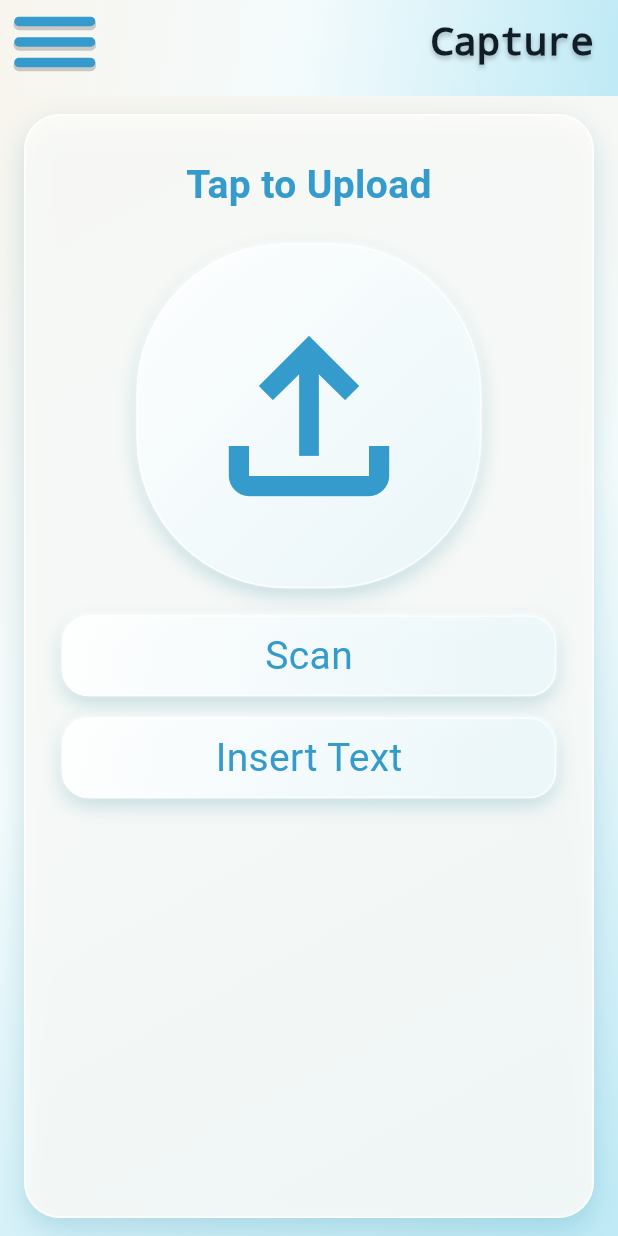
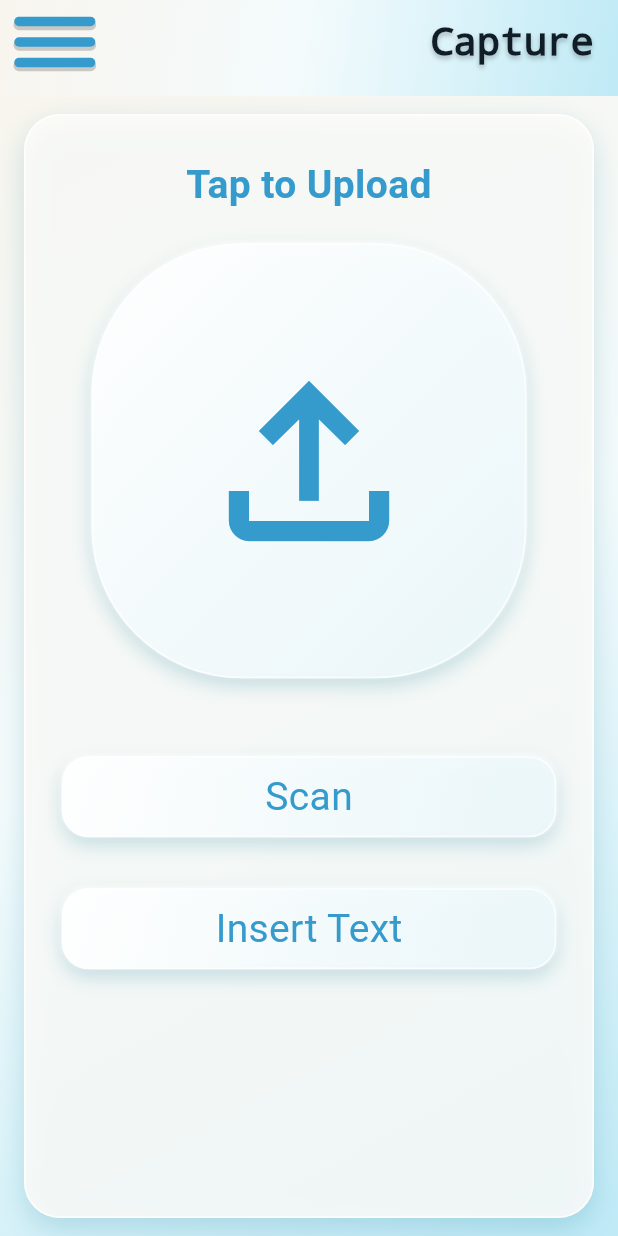
Before and after one commit to Shiv05-code/PhishNet, a Flutter app: the screen it shows after launch, after a tap on "Continue as guest", after a tap on "Scan", on a phone screen of 412 x 824 dp. Run offline on Flutter 3.47's test engine with Material 3 defaults, Android fonts, the phone set to English and light mode, and no system bars; our stand-ins replace cloud_firestore, cloud_functions, firebase_auth, firebase_core, image_picker, in_app_purchase; missing offline and left inert: google_mlkit_text_recognition; accounts and stored records are empty; Roboto replaces fonts that are missing (SFProText); statements that could not run were skipped.

Commit message:
Changed capture page layout

```diff
--- a/lib/screens/capture_screen.dart
+++ b/lib/screens/capture_screen.dart
@@ -87,15 +87,7 @@ void didChangeMetrics() {
         return;
       }
 
-      setState(() {
-        _isTextMode = true;
-        _textController.text = extractedText;
-        _textController.selection = TextSelection.fromPosition(
-          TextPosition(offset: extractedText.length),
-        );
-      });
-
-      _textFocusNode.requestFocus();
+      await _submitText(extractedText);
     } catch (_) {
       if (!mounted) return;
 
@@ -214,7 +206,7 @@ void didChangeMetrics() {
                                 ? FigmaGlassButton(
                                     key: const ValueKey('compact-upload'),
                                     width: double.infinity,
-                                    height: 54,
+                                    height: 76,
                                     semanticLabel: 'Upload image',
                                     onPressed: _isReadingText
                                         ? () {}
@@ -238,13 +230,13 @@ void didChangeMetrics() {
                                   ),
                           ),
 
-                          const SizedBox(height: 18),
+                          const SizedBox(height: 52),
 
                           // Scan comes second.
                           FigmaGlassButton(
                             width: double.infinity,
                             height: 54,
-                            semanticLabel: 'Scan with camera',
+                            semanticLabel: 'Scan',
                             onPressed: _isReadingText
                                 ? () {}
                                 : () => _chooseImage(ImageSource.camera),
@@ -258,7 +250,7 @@ void didChangeMetrics() {
                             ),
                           ),
 
-                          const SizedBox(height: 14),
+                          const SizedBox(height: 34),
 
                           // Insert Text stays third.
                           FigmaGlassButton(
--- a/lib/widgets/figma_glass_button.dart
+++ b/lib/widgets/figma_glass_button.dart
@@ -66,8 +66,8 @@ class FigmaGlassUploadButton extends StatelessWidget {
   @override
   Widget build(BuildContext context) {
     return FigmaGlassButton(
-      width: 230,
-      height: 230,
+      width: 290,
+      height: 290,
       borderRadius: BorderRadius.circular(100),
       semanticLabel: 'Upload content',
       onPressed: onPressed,
```
Lines whose indentation alone changed are shown as unchanged.
